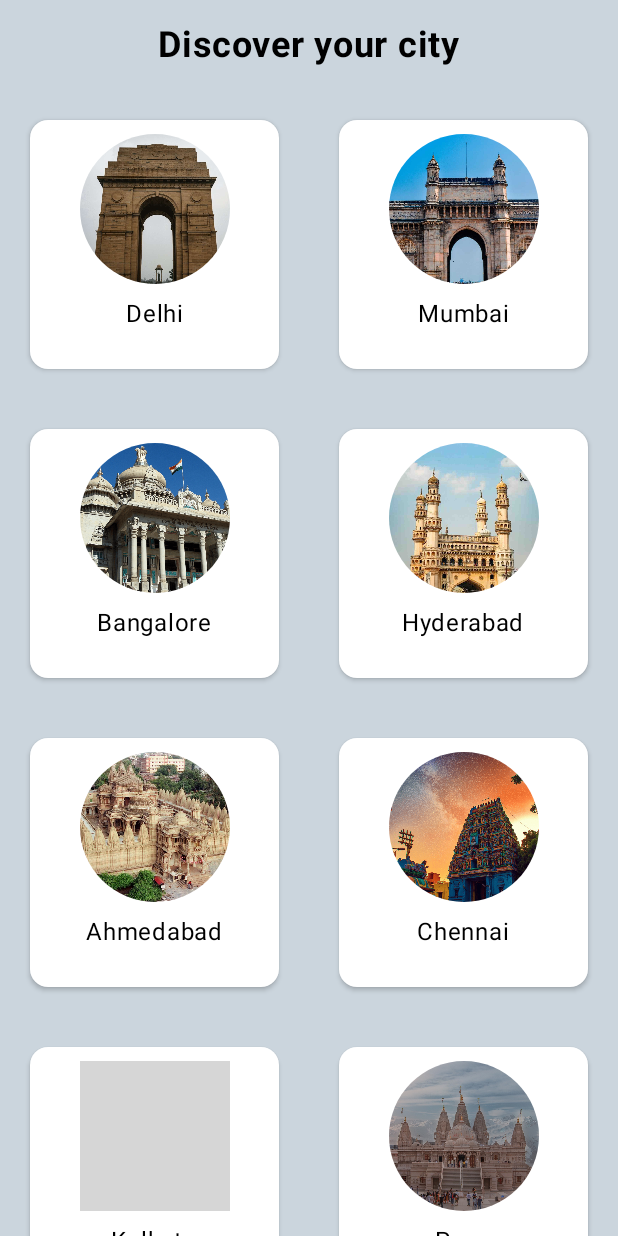
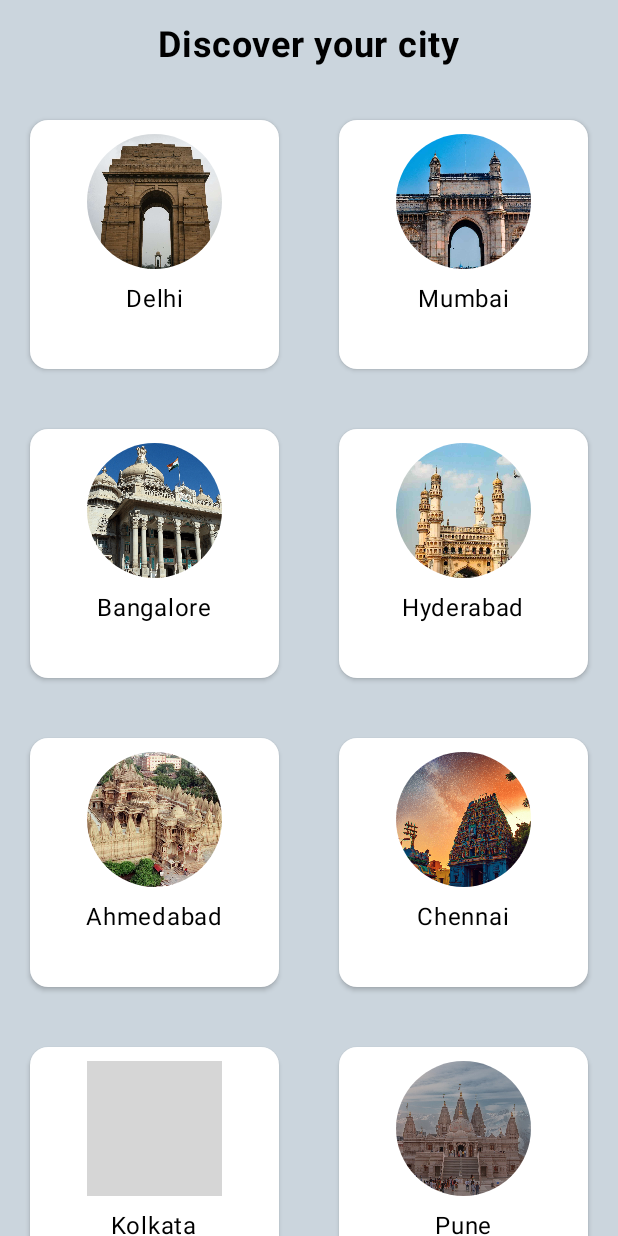
Before and after one commit to proptelligence/Proptelligence-android, an Android app built with Jetpack Compose: the screen it shows after launch (MainActivity), on a phone screen of 412 x 824 dp. Run offline under Robolectric (Android 15) with nearby library versions, the phone set to English and light mode, and no system bars; our stand-ins replace Firebase (no records; nobody signed in at launch, a user with empty details on screens opened directly); grey boxes are pictures that could not be loaded.

```diff
--- a/app/src/main/java/com/proptelligencenet/proptelligence/screens/SelectCityScreen.kt
+++ b/app/src/main/java/com/proptelligencenet/proptelligence/screens/SelectCityScreen.kt
@@ -87,7 +87,7 @@ fun SelectCityScreen(navController: NavController) {
                                     painter = painterResource(city.imageId),
                                     contentDescription = city.name,
                                     modifier = Modifier
-                                        .size(100.dp) // Adjust image size as needed
+                                        .size(90.dp) // Adjust image size as needed
                                         .clip(CircleShape),
                                     contentScale = ContentScale.Crop
                                 )
```
Also changed, not shown: app/src/main/java/com/proptelligencenet/proptelligence/screens/PropertyServices.kt (+11 -5 lines).
